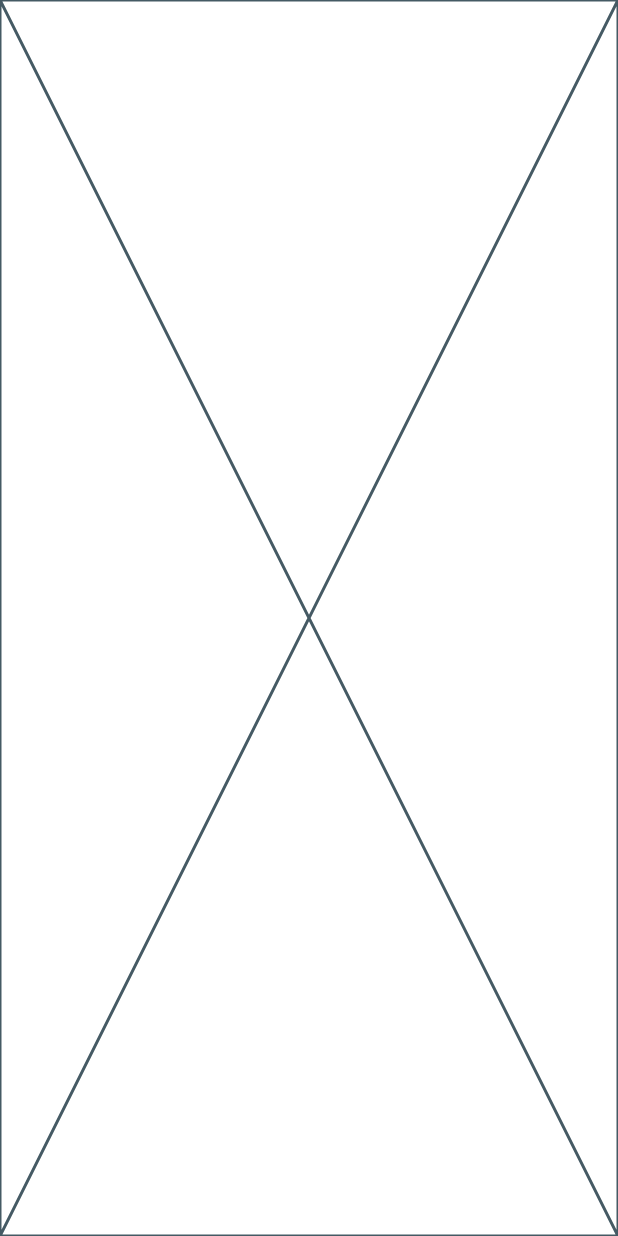
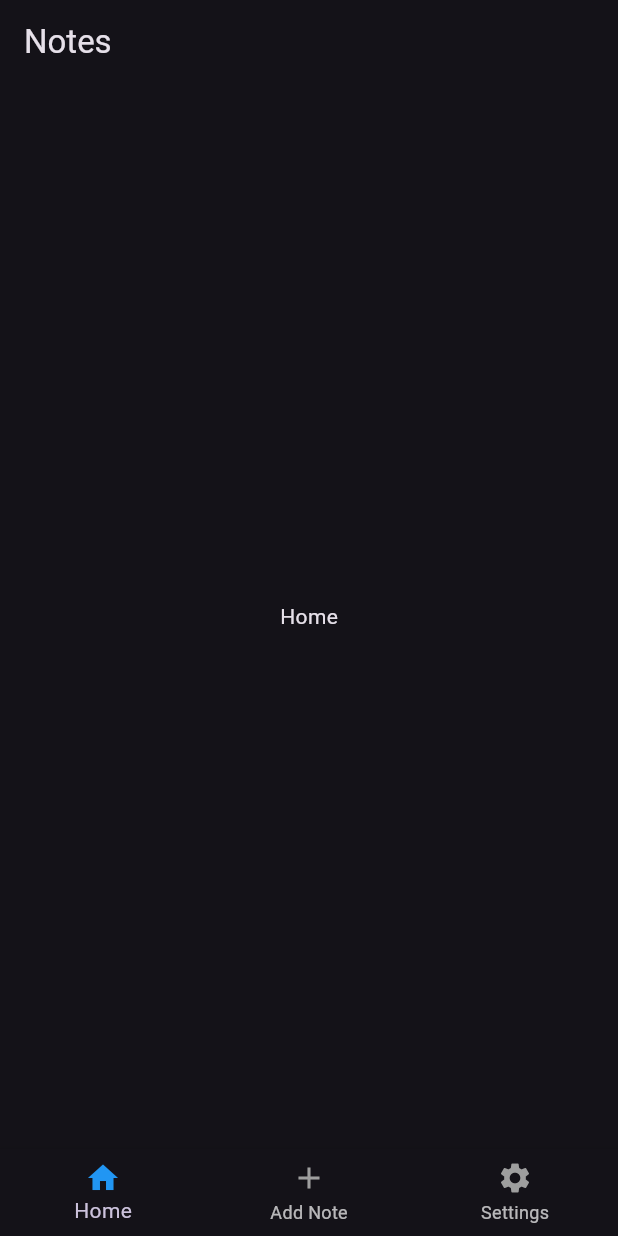
Before and after one commit to amd4iq/flutter_notes_app, a Flutter app: the screen it shows after launch, on a phone screen of 412 x 824 dp. Run offline on Flutter 3.47's test engine with Material 2 defaults, Android fonts, the phone set to English and light mode, and no system bars.

```diff
--- a/lib/main.dart
+++ b/lib/main.dart
@@ -14,6 +14,7 @@ class MyApp extends StatelessWidget {
     return MaterialApp(
       title: 'Flutter Demo',
       theme: ThemeData(
+        brightness: Brightness.dark,
         useMaterial3: true,
       ),
       home: const HomePage(),
--- a/lib/screens/home_page.dart
+++ b/lib/screens/home_page.dart
@@ -1,10 +1,70 @@
 import 'package:flutter/material.dart';
 
-class HomePage extends StatelessWidget {
+class HomePage extends StatefulWidget {
   const HomePage({super.key});
 
   @override
+  State<HomePage> createState() => _HomePageState();
+}
+
+class _HomePageState extends State<HomePage> {
+  int _slectedIndex = 0;
+
+  static final List<Widget> _pageList = <Widget>[
+    const Center(
+      child: Text('Home'),
+    ),
+    const Center(
+      child: Text('Add Note'),
+    ),
+    const Center(
+      child: Text('Settings'),
+    ),
+  ];
+  @override
   Widget build(BuildContext context) {
-    return const Placeholder();
+    return Scaffold(
+      appBar: AppBar(
+        title: const Text('Notes'),
+      ),
+      body: SafeArea(
+        top: true,
+        left: true,
+        right: true,
+        bottom: true,
+        child: _pageList[_slectedIndex],
+      ),
+      bottomNavigationBar: BottomNavigationBar(
+        currentIndex: _slectedIndex,
+        onTap: (int index) {
+          setState(() {
+            _slectedIndex = index;
+          });
+        },
+        items: [
+          BottomNavigationBarItem(
+            icon: Icon(
+              Icons.home,
+              color: _slectedIndex == 0 ? Colors.blue : Colors.grey,
+            ),
+            label: 'Home',
+          ),
+          BottomNavigationBarItem(
+            icon: Icon(
+              Icons.add,
+              color: _slectedIndex == 1 ? Colors.blue : Colors.grey,
+            ),
+            label: 'Add Note',
+          ),
+          BottomNavigationBarItem(
+            icon: Icon(
+              Icons.settings,
+              color: _slectedIndex == 2 ? Colors.blue : Colors.grey,
+            ),
+            label: 'Settings',
+          ),
+        ],
+      ),
+    );
   }
 }
```
